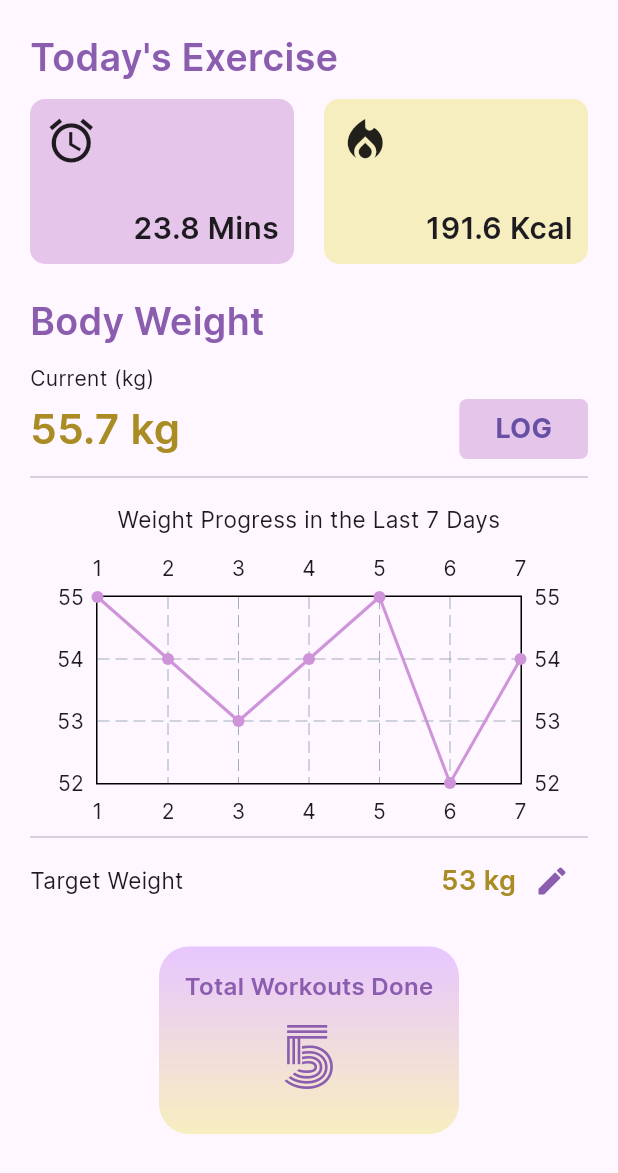
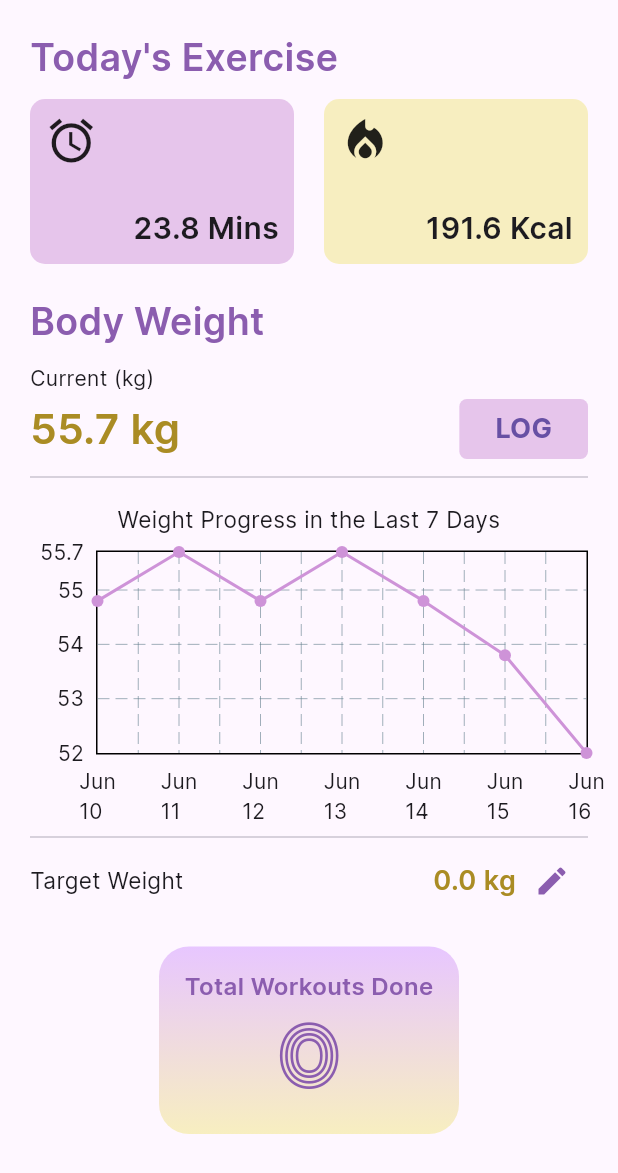
Before and after one commit to naomehmi/betterU-flutter-assignment, a Flutter app: the ProgressTracker screen opened directly, on a phone screen of 412 x 824 dp. Shown: the top 1173 px of the screen. Run offline on Flutter 3.47's test engine with Material 3 defaults, Android fonts, the phone set to English and light mode, and no system bars; drawn by our look-alikes of fl_chart; our stand-ins replace carousel_slider, gradient_borders, timeago, timeline_tile, youtube_player_flutter.

Commit message:
chart has axis now yay

```diff
--- a/better_u/lib/models/objects/user.dart
+++ b/better_u/lib/models/objects/user.dart
@@ -12,6 +12,7 @@ class User {
     this.autoPlay = false,
     this.profilePic = 'assets/other/default-profile.jpg',
     this.role = 'Rookie',
+    this.goalWeight = 0,
     required this.pronouns,
     required this.memberSince,
   });
@@ -28,4 +29,5 @@ class User {
   Set<int> likedPosts;
   String pronouns;
   DateTime memberSince;
+  double goalWeight;
 }
--- a/better_u/lib/screens/main/progress_tracker.dart
+++ b/better_u/lib/screens/main/progress_tracker.dart
@@ -1,18 +1,40 @@
 import 'package:better_u/models/custom_widgets/todays_exercise.dart';
+import 'package:better_u/models/objects/user.dart';
+import 'package:better_u/state_management/user_management.dart';
 import 'package:fl_chart/fl_chart.dart';
 import 'package:flutter/material.dart';
 import 'package:flutter/widgets.dart';
+import 'package:provider/provider.dart';
+import 'package:intl/intl.dart';
 
 class ProgressTracker extends StatelessWidget {
   ProgressTracker({super.key});
 
   Map sampleData = {
-    "2024-06-10" : 54.8,
-    "2024-06-11" : 55.7
+    DateTime(2024, 06, 10) : 54.8,
+    DateTime(2024, 06, 11) : 55.7,
+    DateTime(2024, 06, 12) : 54.8,
+    DateTime(2024, 06, 13) : 55.7,
+    DateTime(2024, 06, 14) : 54.8,
+    DateTime(2024, 06, 15) : 53.8,
+    DateTime(2024, 06, 16) : 52,
   };
-
   @override
   Widget build(BuildContext context) {
+    int totalWorkouts = 0;
+    double userTarget = Provider.of<UserManagement>(context).loggedInUser.goalWeight;
+    TextEditingController targetWeight = TextEditingController(text: userTarget.toString());
+    print(Provider.of<UserManagement>(context).loggedInUser.goalWeight);
+
+    Map<int, Map<int, Set<int>>> completedWorkouts = Provider.of<UserManagement>(context).loggedInUser.completedWorkouts;
+
+    for(int i in completedWorkouts.keys){
+      List days = completedWorkouts[i]!.keys.toList();
+      for(int j in days){
+        totalWorkouts += completedWorkouts[i]![j]!.length;
+      }
+    }
+
     return Scaffold(
       body: SingleChildScrollView(
         child: Padding(
@@ -130,19 +152,40 @@ class ProgressTracker extends StatelessWidget {
                 aspectRatio: 2,
                 child: LineChart(
                   LineChartData(
+                    titlesData: FlTitlesData(
+                      rightTitles: const AxisTitles(
+                        sideTitles: SideTitles(showTitles: false)
+                      ),
+                      topTitles: const AxisTitles(
+                        sideTitles: SideTitles(showTitles: false)
+                      ),
+                      bottomTitles: AxisTitles(
+                        sideTitles: SideTitles(
+                          interval: 1,
+                          reservedSize: 50,
+                          showTitles: true,
+                          getTitlesWidget: (x, meta){
+                            List axisTitles = sampleData.keys.toList();
+                            if(sampleData.length > 7){
+                              axisTitles = axisTitles.sublist(sampleData.length - 8);
+                            }
+                            return SideTitleWidget(axisSide: meta.axisSide, child: Text(
+                              DateFormat.MMMd().format(axisTitles[x.toInt()-1]).replaceFirst(" ", "\n"),
+                              style: const TextStyle(
+                                fontSize: 14
+                              ),
+                            ));
+                          }
+                        )
+                      )
+                    ),
                     minX: 1,
-                    // minY: 0,
+                    betweenBarsData: [],
                     lineBarsData: [
                       LineChartBarData(
                         color: Colors.purple[200],
                         spots: [
-                          const FlSpot(1, 55),
-                          const FlSpot(2, 54),
-                          const FlSpot(3, 53),
-                          const FlSpot(4, 54),
-                          const FlSpot(5, 55),
-                          const FlSpot(6, 52),
-                          const FlSpot(7, 54),
+                          for(int i=1;i<=sampleData.length;i++) FlSpot(i.toDouble(), sampleData[sampleData.keys.toList()[i-1]].toDouble())
                         ]
                       )
                     ],
@@ -161,9 +204,9 @@ class ProgressTracker extends StatelessWidget {
                     ),
                   ),
                   const Expanded(child: SizedBox()),
-                  const Text(
-                    "53 kg",
-                    style: TextStyle(
+                  Text(
+                    "$userTarget kg",
+                    style: const TextStyle(
                       color: Color.fromARGB(255, 170, 140, 36),
                       fontWeight: FontWeight.w600,
                       fontSize: 18
@@ -196,6 +239,7 @@ class ProgressTracker extends StatelessWidget {
                           mainAxisAlignment: MainAxisAlignment.center,
                           children: [
                             TextField(
+                              controller: targetWeight,
                               keyboardType: const TextInputType.numberWithOptions(decimal: true, signed: false),
                               autofocus: true,
                               decoration: InputDecoration(
@@ -242,10 +286,10 @@ class ProgressTracker extends StatelessWidget {
                   ),
                   width: 200,
                   height: 125,
-                  child: const Column(
+                  child: Column(
                     mainAxisAlignment: MainAxisAlignment.center,
                     children: [
-                      Text(
+                      const Text(
                         "Total Workouts Done",
                         style: TextStyle(
                           fontSize: 16,
@@ -254,8 +298,8 @@ class ProgressTracker extends StatelessWidget {
                         ),
                       ),
                       Text(
-                        "5",
-                        style: TextStyle(
+                        "$totalWorkouts",
+                        style: const TextStyle(
                           fontSize: 50,
                           fontFamily: "Monoton",
                           color: Color.fromARGB(255, 139, 93, 175)
--- a/better_u/lib/state_management/user_management.dart
+++ b/better_u/lib/state_management/user_management.dart
@@ -21,7 +21,8 @@ class UserManagement extends ChangeNotifier {
         },
         gender: Gender.female,
         profilePic: 'assets/other/profile-picture.jpg',
-        likedPosts: {2}
+        likedPosts: {2},
+        goalWeight: 55
       ),
     User(
         firstName: 'Emma',
@@ -34,7 +35,9 @@ class UserManagement extends ChangeNotifier {
         completedWorkouts: {},
         gender: Gender.female,
         profilePic: 'assets/other/profile-picture-emma.jpg',
-        likedPosts: {}),
+        likedPosts: {},
+        goalWeight: 60
+      ),
     User(
         firstName: 'Jacob',
         lastName: 'Smith',
@@ -46,7 +49,9 @@ class UserManagement extends ChangeNotifier {
         completedWorkouts: {},
         gender: Gender.male,
         profilePic: 'assets/other/profile-picture-jacob.jpg',
-        likedPosts: {}),
+        likedPosts: {},
+        goalWeight: 52
+      ),
   ];
 
   // user who logged in credentials
@@ -99,6 +104,7 @@ class UserManagement extends ChangeNotifier {
     loggedInUser.memberSince = thisUser.memberSince; // Set memberSince
     loggedInUser.likedPosts = thisUser.likedPosts;
     loggedInUser.role = thisUser.role;
+    loggedInUser.goalWeight = thisUser.goalWeight;
 
     // Set pronouns automatically based on gender
     switch (thisUser.gender) {
```
Also changed, not shown: better_u/lib/screens/main/profile.dart (+0 -33 lines).
